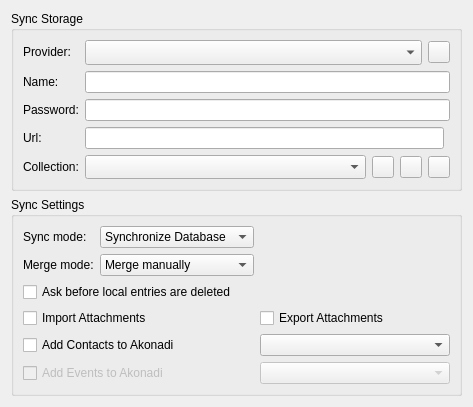
The window that src/onlinestorage/providersettings.ui (KDE/conquirere) describes before a commit, drawn with Qt 5.
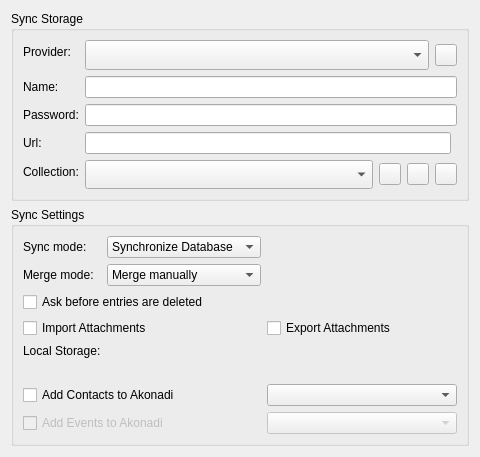
The same window after the commit. Custom widgets are drawn as their Qt base class.

Commit message: allow to specify loca storage for file sync.

Patch:
```diff
--- a/src/onlinestorage/providersettings.ui
+++ b/src/onlinestorage/providersettings.ui
@@ -6,8 +6,8 @@
    <rect>
     <x>0</x>
     <y>0</y>
-    <width>473</width>
-    <height>407</height>
+    <width>480</width>
+    <height>457</height>
    </rect>
   </property>
   <property name="windowTitle">
@@ -288,7 +288,7 @@
           </property>
          </widget>
         </item>
-        <item row="4" column="0" colspan="2">
+        <item row="6" column="0" colspan="2">
          <widget class="QCheckBox" name="addContactsToAkonadi">
           <property name="enabled">
            <bool>true</bool>
@@ -298,7 +298,7 @@
           </property>
          </widget>
         </item>
-        <item row="4" column="2">
+        <item row="6" column="2">
          <widget class="KComboBox" name="contactCollection">
           <property name="enabled">
            <bool>true</bool>
@@ -311,7 +311,7 @@
           </property>
          </widget>
         </item>
-        <item row="5" column="0" colspan="2">
+        <item row="7" column="0" colspan="2">
          <widget class="QCheckBox" name="addEventsToAkonadi">
           <property name="enabled">
            <bool>false</bool>
@@ -321,7 +321,7 @@
           </property>
          </widget>
         </item>
-        <item row="5" column="2">
+        <item row="7" column="2">
          <widget class="KComboBox" name="eventCollection">
           <property name="enabled">
            <bool>false</bool>
@@ -366,7 +366,31 @@
         <item row="2" column="0" colspan="3">
          <widget class="QCheckBox" name="askDeletion">
           <property name="text">
-           <string>Ask before local entries are deleted</string>
+           <string>Ask before entries are deleted</string>
+          </property>
+         </widget>
+        </item>
+        <item row="4" column="1" colspan="2">
+         <widget class="KUrlRequester" name="localStorageUrl">
+          <property name="mode">
+           <set>KFile::Directory|KFile::LocalOnly</set>
+          </property>
+         </widget>
+        </item>
+        <item row="4" column="0">
+         <widget class="QLabel" name="storageLabel">
+          <property name="text">
+           <string>Local Storage:</string>
+          </property>
+          <property name="buddy">
+           <cstring>localStorageUrl</cstring>
+          </property>
+         </widget>
+        </item>
+        <item row="5" column="1" colspan="2">
+         <widget class="QLabel" name="localStoragePath">
+          <property name="text">
+           <string notr="true"/>
           </property>
          </widget>
         </item>
```
Left out of the diff: 80 changed lines with no effect on the pictures. The commit also changes 5 other files.
